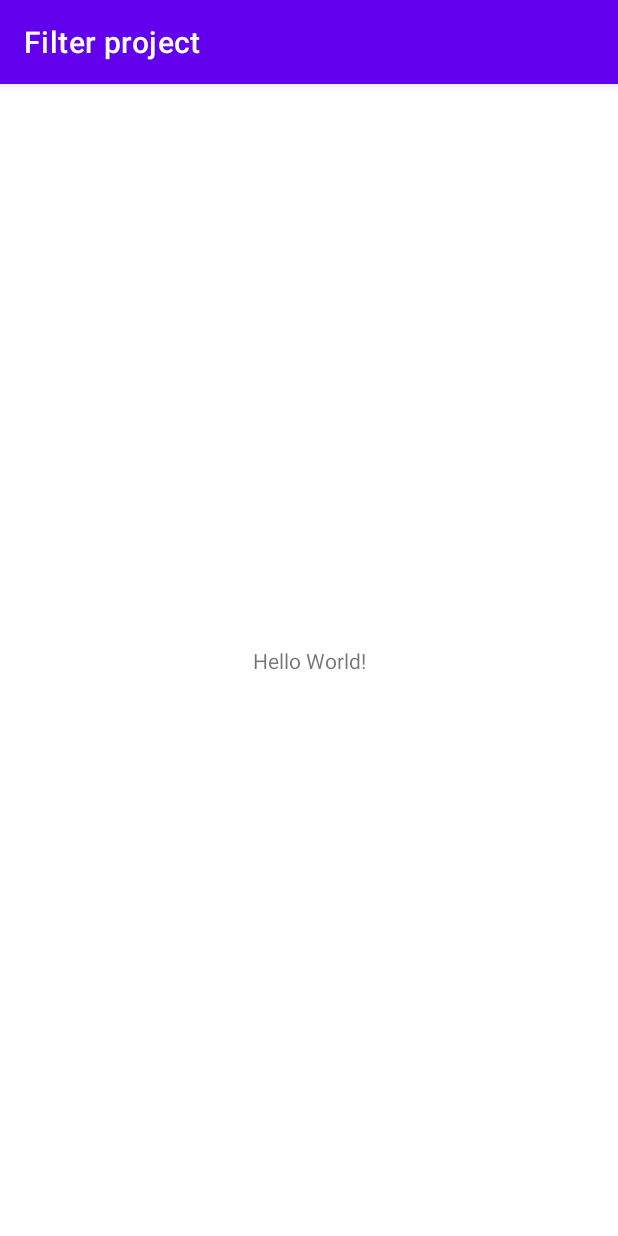
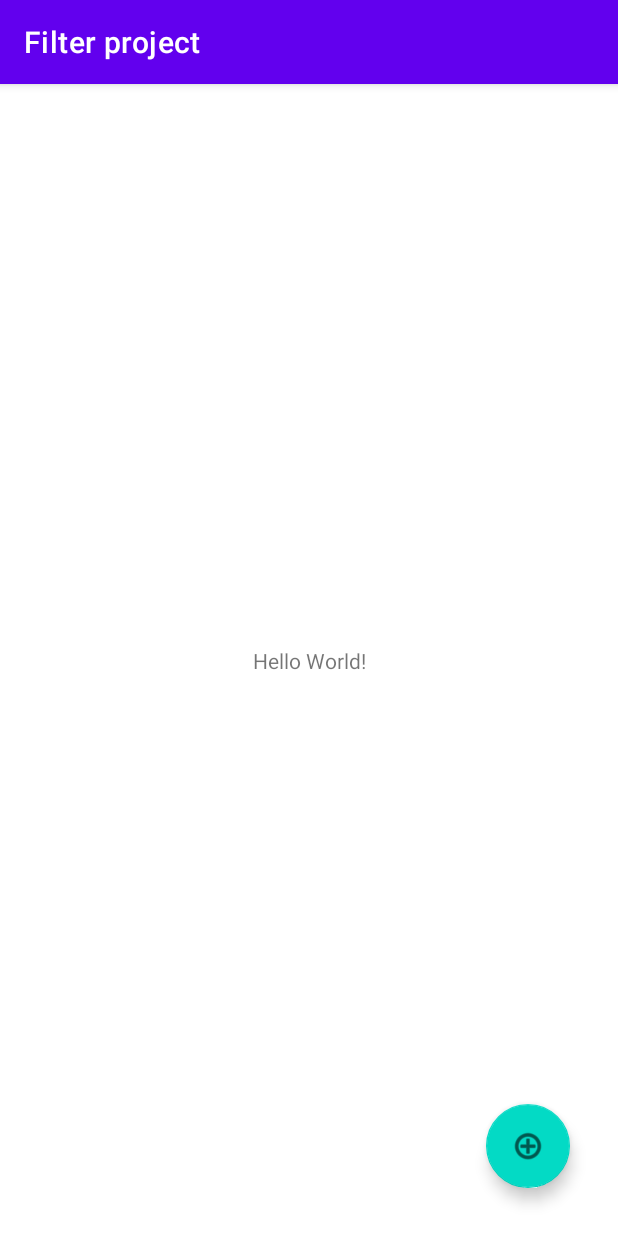
Before and after one commit to thiyukio/tcc-pcs-poli-2022-s18, an Android app: the screen it shows after launch (MainActivity), on a phone screen of 412 x 824 dp. Run offline under Robolectric (Android 15) with nearby library versions, the phone set to English and light mode, and no system bars; 2 statements that could not run were skipped.

Commit message:
Consegui a uri de um arquivo pelo file picker do android

```diff
--- a/android/app/src/main/java/com/example/filterproject/MainActivity.java
+++ b/android/app/src/main/java/com/example/filterproject/MainActivity.java
@@ -1,14 +1,19 @@
 package com.example.filterproject;
 
+import androidx.activity.result.ActivityResultCallback;
+import androidx.activity.result.ActivityResultLauncher;
+import androidx.activity.result.contract.ActivityResultContracts;
 import androidx.appcompat.app.AppCompatActivity;
 
 import android.os.Bundle;
 import android.util.Log;
 import android.widget.TextView;
+import android.view.View.OnClickListener;
+import android.net.Uri;
+import android.view.View;
 
 import com.example.filterproject.databinding.ActivityMainBinding;
-
-import java.lang.reflect.Array;
+import com.google.android.material.floatingactionbutton.FloatingActionButton;
 
 public class MainActivity extends AppCompatActivity {
 
@@ -19,6 +24,22 @@ public class MainActivity extends AppCompatActivity {
 
     private ActivityMainBinding binding;
 
+
+    FloatingActionButton pickAFileButton;
+
+    ActivityResultLauncher<String> mGetContent = registerForActivityResult(
+            new ActivityResultContracts.GetContent(),
+            uri -> {
+                String message = String.format(
+                        "Consegui a uri = %s",
+                        uri
+                );
+                Log.d("myTag", message);
+
+                // Alterar o código restante do callback para outra coisa
+                binding.sampleText.setText(message);
+            });
+
     @Override
     protected void onCreate(Bundle savedInstanceState) {
         super.onCreate(savedInstanceState);
@@ -26,11 +47,23 @@ public class MainActivity extends AppCompatActivity {
         binding = ActivityMainBinding.inflate(getLayoutInflater());
         setContentView(binding.getRoot());
 
+        pickAFileButton = binding.pickAFileButton;
+
+        pickAFileButton.setOnClickListener(new OnClickListener() {
+            @Override
+            public void onClick(View v) {
+                // start file chooser
+                mGetContent.launch("audio/*");
+            }
+        });
+
         // Example of a call to a native method
         TextView tv = binding.sampleText;
         tv.setText(Float.toString(test()[0]) + ", " + Float.toString(test()[1]));
         // tv.setText(test().toString());
     }
+
+
 
     /**
      * A native method that is implemented by the 'filterproject' native library,
--- a/android/app/src/main/res/layout/activity_main.xml
+++ b/android/app/src/main/res/layout/activity_main.xml
@@ -16,4 +16,15 @@
         app:layout_constraintStart_toStartOf="parent"
         app:layout_constraintTop_toTopOf="parent" />
 
+    <com.google.android.material.floatingactionbutton.FloatingActionButton
+        android:id="@+id/pickAFileButton"
+        android:layout_width="wrap_content"
+        android:layout_height="wrap_content"
+        android:layout_marginEnd="32dp"
+        android:layout_marginBottom="32dp"
+        android:clickable="true"
+        app:layout_constraintBottom_toBottomOf="parent"
+        app:layout_constraintEnd_toEndOf="parent"
+        app:srcCompat="@android:drawable/ic_menu_add" />
+
 </androidx.constraintlayout.widget.ConstraintLayout>
```
